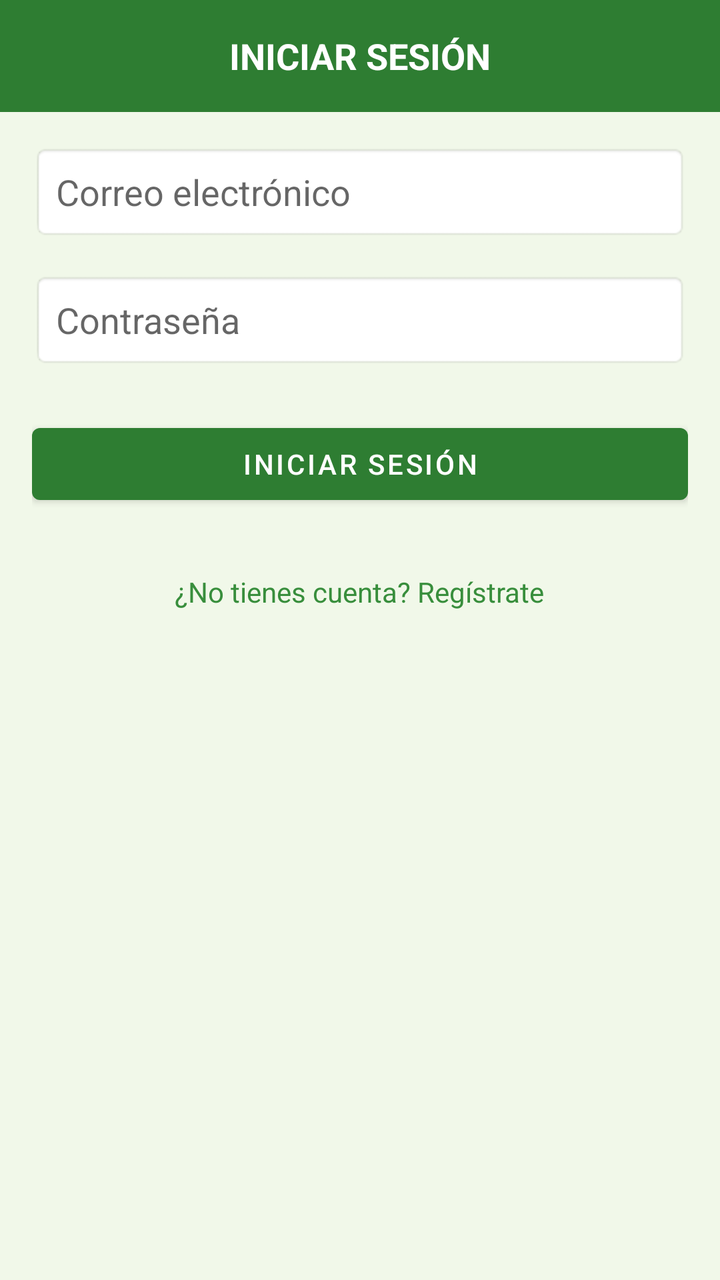
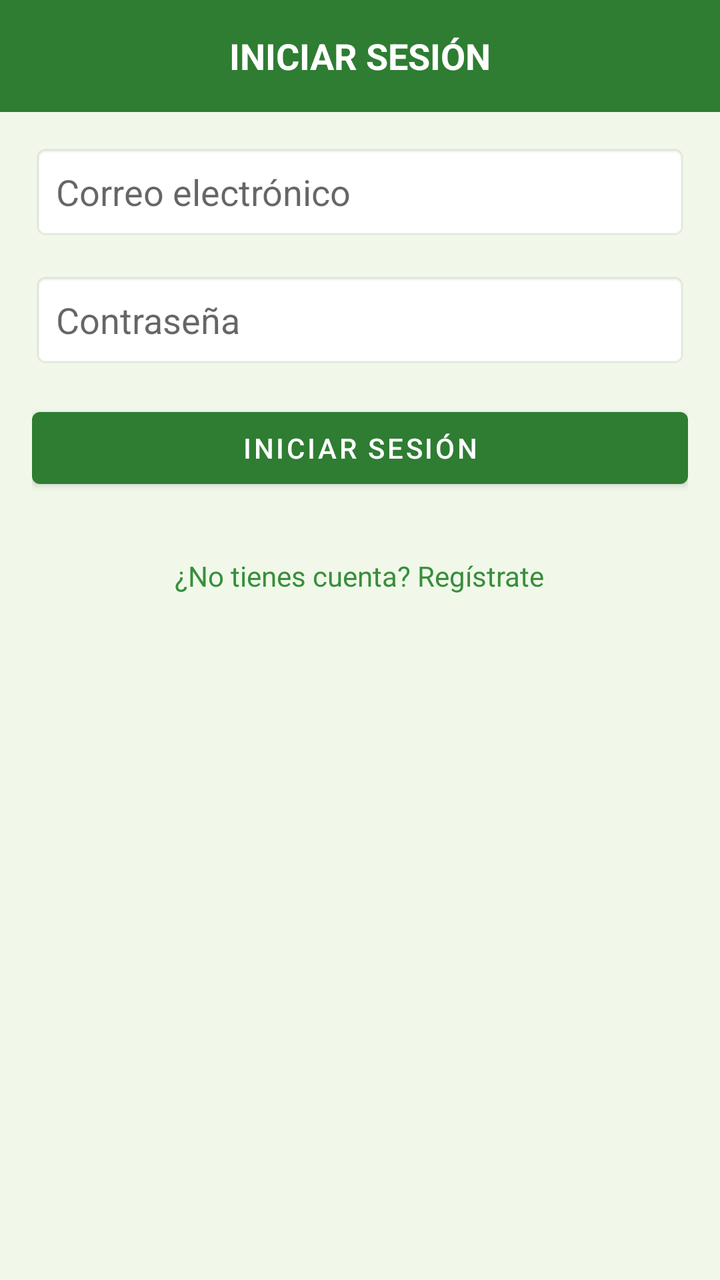

Screens rendered from an Android XML layout before and after an edit, with the pre-edit source and the edit as a unified diff.
<!-- AndroidManifest.xml: application theme Theme.MaterialComponents.Light.NoActionBar -->
<!-- res/layout/activity_login.xml -->
<?xml version="1.0" encoding="utf-8"?>
<LinearLayout xmlns:android="http://schemas.android.com/apk/res/android"
    xmlns:app="http://schemas.android.com/apk/res-auto"
    android:layout_width="match_parent"
    android:layout_height="match_parent"
    android:orientation="vertical"
    android:background="#F1F8E9">

    <TextView
        android:layout_width="match_parent"
        android:layout_height="56dp"
        android:text="INICIAR SESIÓN"
        android:textColor="#FFFFFF"
        android:gravity="center"
        android:background="#2E7D32"
        android:textSize="18sp"
        android:textStyle="bold" />

    
    <androidx.core.widget.NestedScrollView
        android:layout_width="match_parent"
        android:layout_height="match_parent"
        android:fillViewport="true"
        android:padding="16dp">

        <LinearLayout
            android:layout_width="match_parent"
            android:layout_height="wrap_content"
            android:orientation="vertical">

            <com.google.android.material.textfield.TextInputEditText
                android:id="@+id/etEmail"
                android:layout_width="match_parent"
                android:layout_height="48dp"
                android:hint="Correo electrónico"
                android:inputType="textEmailAddress"
                android:padding="12dp"
                android:background="@android:drawable/editbox_background"
                android:layout_marginBottom="16dp" />

            <com.google.android.material.textfield.TextInputEditText
                android:id="@+id/etPassword"
                android:layout_width="match_parent"
                android:layout_height="48dp"
                android:hint="Contraseña"
                android:inputType="textPassword"
                android:padding="12dp"
                android:background="@android:drawable/editbox_background"
                android:layout_marginBottom="24dp" />

            <com.google.android.material.button.MaterialButton
                android:id="@+id/btnLogin"
                android:layout_width="match_parent"
                android:layout_height="48dp"
                android:text="INICIAR SESIÓN"
                app:backgroundTint="#2E7D32"
                android:layout_marginBottom="16dp" />

            <ProgressBar
                android:id="@+id/progressBar"
                android:layout_width="wrap_content"
                android:layout_height="wrap_content"
                android:layout_gravity="center"
                android:visibility="gone"
                android:layout_marginBottom="16dp" />

            <TextView
                android:id="@+id/tvRegister"
                android:layout_width="wrap_content"
                android:layout_height="48dp"
                android:layout_gravity="center"
                android:text="¿No tienes cuenta? Regístrate"
                android:textColor="#388E3C"
                android:gravity="center"
                android:clickable="true"
                android:focusable="true" />

        </LinearLayout>

    </androidx.core.widget.NestedScrollView>

</LinearLayout>
<!-- resources referenced by this layout -->
<resources>
  <style name="Theme.MaterialComponents.Light.NoActionBar" parent="Theme.MaterialComponents.Light">
          <item name="windowActionBar">false</item>
          <item name="windowNoTitle">true</item>
          <item name="colorPrimary">#2E7D32</item>
          <item name="colorPrimaryVariant">#1B5E20</item>
          <item name="colorAccent">#388E3C</item>
      </style>
</resources>

<!-- the commit's change to res/layout/activity_login.xml (unified diff, before → after) -->
@@ -16,7 +16,6 @@
         android:textSize="18sp"
         android:textStyle="bold" />
 
-    
     <androidx.core.widget.NestedScrollView
         android:layout_width="match_parent"
         android:layout_height="match_parent"
@@ -46,7 +45,17 @@
                 android:inputType="textPassword"
                 android:padding="12dp"
                 android:background="@android:drawable/editbox_background"
-                android:layout_marginBottom="24dp" />
+                android:layout_marginBottom="16dp" />
+
+            <TextView
+                android:id="@+id/tvError"
+                android:layout_width="match_parent"
+                android:layout_height="wrap_content"
+                android:textColor="#F44336"
+                android:textSize="14sp"
+                android:visibility="gone"
+                android:gravity="center"
+                android:layout_marginBottom="8dp" />
 
             <com.google.android.material.button.MaterialButton
                 android:id="@+id/btnLogin"
